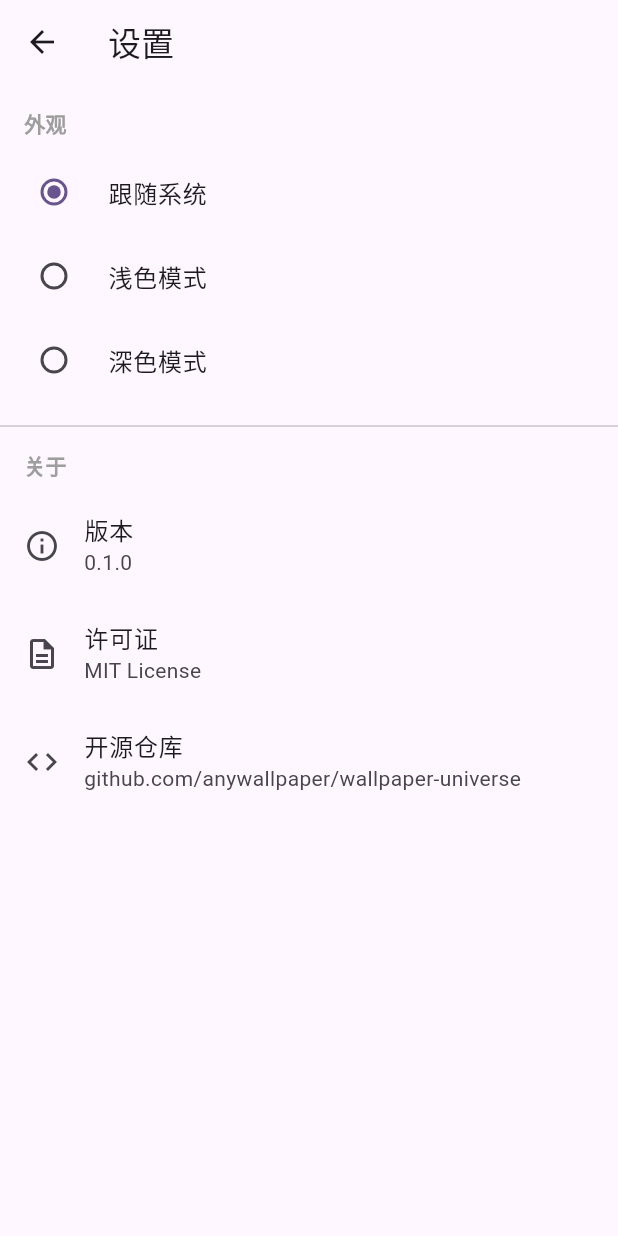
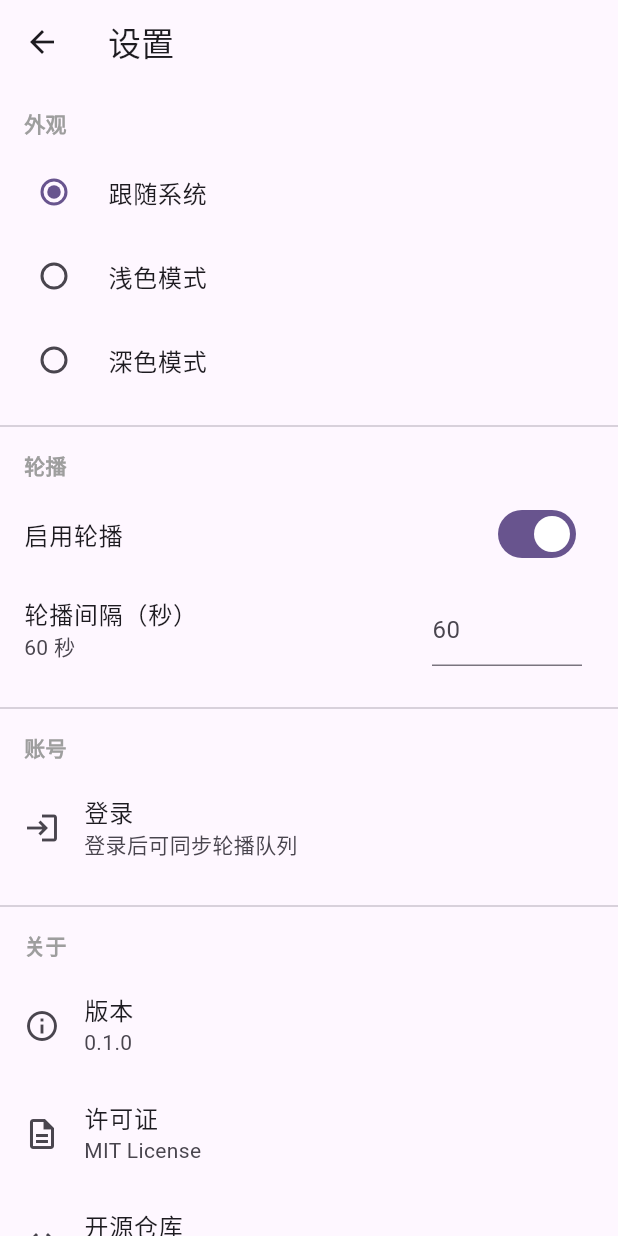
Before and after one commit to zhaibin/wallpaper-universe, a Flutter app: the screen it shows after launch, after a tap on the "settings" icon, on a phone screen of 412 x 824 dp. Run offline on Flutter 3.47's test engine with Material 3 defaults, Android fonts, the phone set to English and light mode, and no system bars; our stand-ins replace cached_network_image, dio, image_gallery_saver, shared_preferences; missing offline and left inert: flutter_wallpaper_manager; network calls fail.

Commit message:
chore(web): fix ESLint warnings, improve SEO readiness, add useCallback deps; chore(api): type fixes for Workers; chore(mobile): login + auth storage; desktop: slideshow prefs

```diff
--- a/apps/mobile/lib/providers/wallpaper_provider.dart
+++ b/apps/mobile/lib/providers/wallpaper_provider.dart
@@ -1,6 +1,8 @@
 import 'package:flutter/foundation.dart';
+import 'package:shared_preferences/shared_preferences.dart';
 import '../models/wallpaper.dart';
 import '../services/api_service.dart';
+import '../services/queue_service.dart';
 
 class WallpaperProvider extends ChangeNotifier {
   final ApiService _apiService = ApiService();
@@ -11,14 +13,25 @@ class WallpaperProvider extends ChangeNotifier {
   String? _error;
   String _selectedCategory = 'all';
 
+  // 轮播相关
+  bool _slideshowEnabled = true;
+  int _slideDurationSec = 60;
+  List<QueueItem> _queue = [];
+  int _currentIndex = 0;
+
   List<Wallpaper> get wallpapers => _wallpapers;
   List<Wallpaper> get favorites => _favorites;
   bool get isLoading => _isLoading;
   String? get error => _error;
   String get selectedCategory => _selectedCategory;
+  bool get slideshowEnabled => _slideshowEnabled;
+  int get slideDurationSec => _slideDurationSec;
+  List<QueueItem> get queue => _queue;
+  int get currentIndex => _currentIndex;
 
   WallpaperProvider() {
     loadWallpapers();
+    loadPrefs();
   }
 
   Future<void> loadWallpapers() async {
@@ -36,6 +49,48 @@ class WallpaperProvider extends ChangeNotifier {
       _isLoading = false;
       notifyListeners();
     }
+  }
+
+  Future<void> loadPrefs() async {
+    final prefs = await SharedPreferences.getInstance();
+    _slideshowEnabled = prefs.getBool('slideshow_enabled') ?? true;
+    _slideDurationSec = prefs.getInt('slide_duration_sec') ?? 60;
+    notifyListeners();
+  }
+
+  Future<void> savePrefs() async {
+    final prefs = await SharedPreferences.getInstance();
+    await prefs.setBool('slideshow_enabled', _slideshowEnabled);
+    await prefs.setInt('slide_duration_sec', _slideDurationSec);
+  }
+
+  void setSlideshowEnabled(bool enabled) {
+    _slideshowEnabled = enabled;
+    savePrefs();
+    notifyListeners();
+  }
+
+  void setSlideDurationSec(int sec) {
+    _slideDurationSec = sec.clamp(10, 3600);
+    savePrefs();
+    notifyListeners();
+  }
+
+  Future<void> refreshQueue() async {
+    _queue = await QueueService.fetchQueue();
+    if (_queue.isNotEmpty && _currentIndex >= _queue.length) {
+      _currentIndex = 0;
+    }
+    notifyListeners();
+  }
+
+  QueueItem? get currentItem =>
+      _queue.isEmpty ? null : _queue[_currentIndex % _queue.length];
+
+  void nextItem() {
+    if (_queue.isEmpty) return;
+    _currentIndex = (_currentIndex + 1) % _queue.length;
+    notifyListeners();
   }
 
   Future<void> setCategory(String category) async {
--- a/apps/mobile/lib/screens/settings_screen.dart
+++ b/apps/mobile/lib/screens/settings_screen.dart
@@ -1,6 +1,8 @@
 import 'package:flutter/material.dart';
 import 'package:provider/provider.dart';
 import '../providers/theme_provider.dart';
+import '../providers/wallpaper_provider.dart';
+import 'login_screen.dart';
 
 class SettingsScreen extends StatelessWidget {
   const SettingsScreen({super.key});
@@ -16,9 +18,44 @@ class SettingsScreen extends StatelessWidget {
           const SizedBox(height: 16),
           _buildThemeSection(context),
           const Divider(height: 32),
+          _buildSlideshowSection(context),
+          const Divider(height: 32),
+        _buildAccountSection(context),
+        const Divider(height: 32),
           _buildAboutSection(context),
         ],
       ),
+    );
+  }
+
+  Widget _buildAccountSection(BuildContext context) {
+    return Column(
+      crossAxisAlignment: CrossAxisAlignment.start,
+      children: [
+        const Padding(
+          padding: EdgeInsets.symmetric(horizontal: 16),
+          child: Text(
+            '账号',
+            style: TextStyle(
+              fontSize: 14,
+              fontWeight: FontWeight.bold,
+              color: Colors.grey,
+            ),
+          ),
+        ),
+        const SizedBox(height: 8),
+        ListTile(
+          leading: const Icon(Icons.login),
+          title: const Text('登录'),
+          subtitle: const Text('登录后可同步轮播队列'),
+          onTap: () async {
+            await Navigator.push(
+              context,
+              MaterialPageRoute(builder: (_) => const LoginScreen()),
+            );
+          },
+        ),
+      ],
     );
   }
 
@@ -74,6 +111,47 @@ class SettingsScreen extends StatelessWidget {
     );
   }
 
+  Widget _buildSlideshowSection(BuildContext context) {
+    final wall = context.watch<WallpaperProvider>();
+    return Column(
+      crossAxisAlignment: CrossAxisAlignment.start,
+      children: [
+        const Padding(
+          padding: EdgeInsets.symmetric(horizontal: 16),
+          child: Text(
+            '轮播',
+            style: TextStyle(
+              fontSize: 14,
+              fontWeight: FontWeight.bold,
+              color: Colors.grey,
+            ),
+          ),
+        ),
+        const SizedBox(height: 8),
+        SwitchListTile(
+          title: const Text('启用轮播'),
+          value: wall.slideshowEnabled,
+          onChanged: wall.setSlideshowEnabled,
+        ),
+        ListTile(
+          title: const Text('轮播间隔（秒）'),
+          subtitle: Text('${wall.slideDurationSec} 秒'),
+          trailing: SizedBox(
+            width: 100,
+            child: TextField(
+              keyboardType: TextInputType.number,
+              decoration: const InputDecoration(hintText: '60'),
+              onSubmitted: (v) {
+                final n = int.tryParse(v) ?? 60;
+                wall.setSlideDurationSec(n);
+              },
+            ),
+          ),
+        ),
+      ],
+    );
+  }
+
   Widget _buildAboutSection(BuildContext context) {
     return Column(
       crossAxisAlignment: CrossAxisAlignment.start,
--- /dev/null
+++ b/apps/mobile/lib/services/queue_service.dart
@@ -0,0 +1,63 @@
+import 'dart:convert';
+import 'package:http/http.dart' as http;
+import 'package:shared_preferences/shared_preferences.dart';
+
+class QueueItem {
+  final String id;
+  final String url;
+  final String title;
+  final String type; // image | video
+  final int durationSec;
+
+  QueueItem({
+    required this.id,
+    required this.url,
+    required this.title,
+    required this.type,
+    required this.durationSec,
+  });
+
+  factory QueueItem.fromJson(Map<String, dynamic> json) {
+    return QueueItem(
+      id: json['id'] ?? json['url'] ?? '',
+      url: json['url'] ?? '',
+      title: json['title'] ?? 'Queue Item',
+      type: json['type'] ?? 'image',
+      durationSec: (json['durationSec'] ?? 60) as int,
+    );
+  }
+}
+
+class QueueService {
+  static const String apiBase = 'https://api.anywallpaper.net';
+
+  static Future<String> _getDeviceId() async {
+    final prefs = await SharedPreferences.getInstance();
+    var id = prefs.getString('device_id');
+    id ??= DateTime.now().millisecondsSinceEpoch.toString();
+    await prefs.setString('device_id', id);
+    return id;
+  }
+
+  static Future<String?> _getToken() async {
+    final prefs = await SharedPreferences.getInstance();
+    return prefs.getString('auth_token');
+  }
+
+  static Future<List<QueueItem>> fetchQueue() async {
+    final deviceId = await _getDeviceId();
+    final token = await _getToken();
+    final uri = Uri.parse('$apiBase/v1/queue');
+    final res = await http.get(
+      uri,
+      headers: {
+        if (token != null && token.isNotEmpty) 'Authorization': 'Bearer $token',
+        'X-Client-Id': deviceId,
+      },
+    );
+    if (res.statusCode != 200) return [];
+    final data = jsonDecode(res.body);
+    final list = (data['items'] ?? data['queue'] ?? []) as List;
+    return list.map((e) => QueueItem.fromJson(e is Map ? e : { 'url': e })).toList();
+  }
+}
--- a/package.json
+++ b/package.json
@@ -10,5 +10,8 @@
     "sync:all": "node scripts/sync.mjs",
     "release": "node scripts/release.mjs",
     "build:web": "cd apps/web && npm run build || true"
+  },
+  "devDependencies": {
+    "@cloudflare/workers-types": "4.20251011.0"
   }
 }
```
Also changed, not shown: apps/mobile/lib/screens/home_screen.dart (+30 -1 lines), apps/mobile/lib/screens/login_screen.dart (added, +86 -0 lines), apps/mobile/lib/screens/wallpaper_detail_screen.dart (+78 -18 lines), apps/mobile/lib/services/auth_storage.dart (added, +29 -0 lines), package-lock.json, 19 other files.
